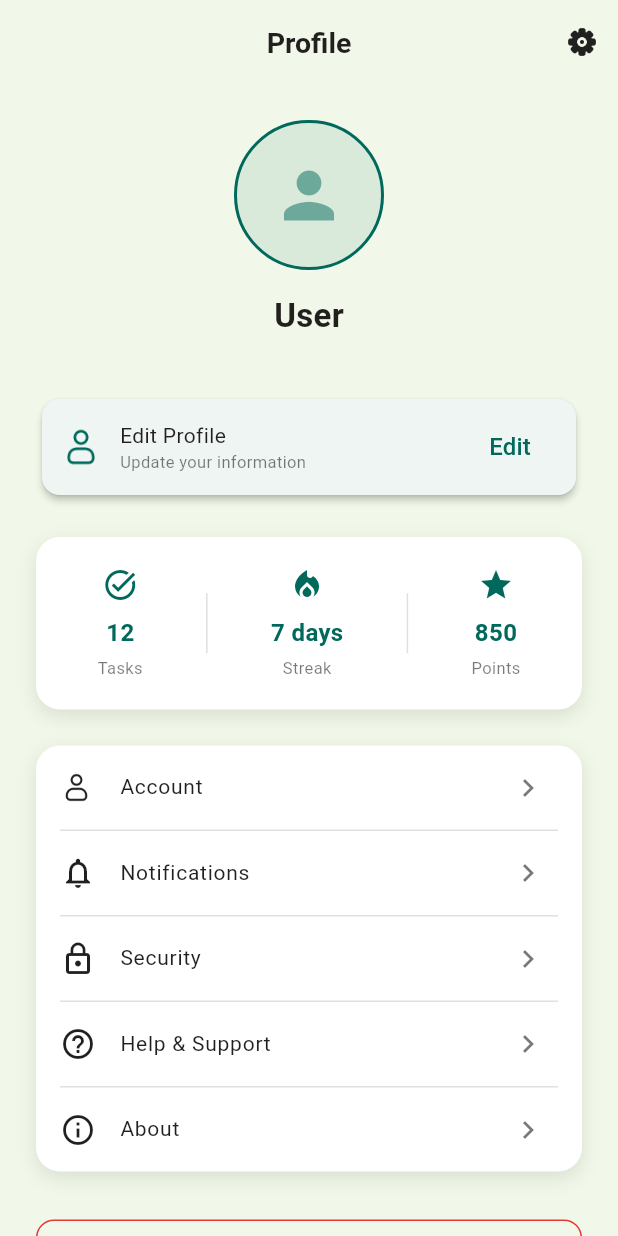
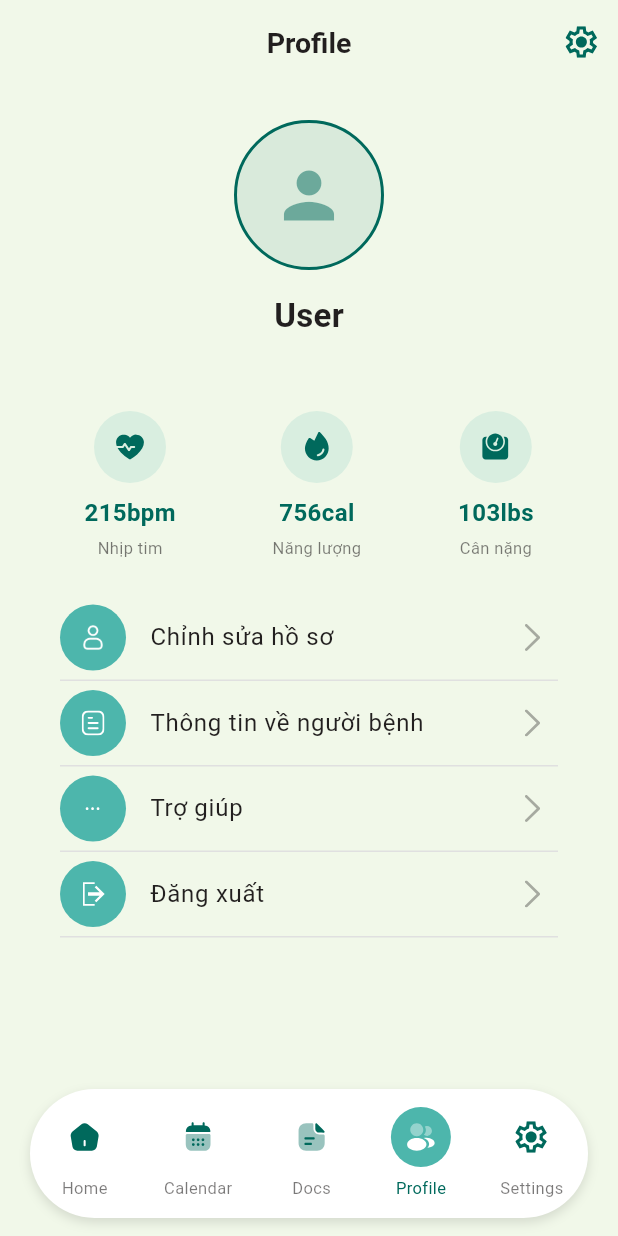
Before and after one commit to HungNguyenBa1811/memotion, a Flutter app: the ProfileScreen screen opened by its route, on a phone screen of 412 x 824 dp. Run offline on Flutter 3.47's test engine with Material 3 defaults, Android fonts, the phone set to English and light mode, and no system bars; our stand-ins replace flutter_riverpod, flutter_svg, go_router, google_fonts.

Commit message:
feat: Add new SVG icons and implement Bottom Pill Navigation widget
- Added SVG icons for Bottom Navigation: Document, Home, Chat, Chevron List, Circle Background Active, Fire, Heartbeat, Logout, Profile, Settings, and Weight.
- Implemented BottomPillNav widget for a customizable bottom navigation bar with icon and label support.
- Integrated SVG assets into the BottomPillNav for visual representation of navigation items.

```diff
--- a/lib/core/theme/app_colors.dart
+++ b/lib/core/theme/app_colors.dart
@@ -4,6 +4,8 @@ class AppColors {
   // Primary colors
   static const Color primary = Color(0xFF00695C);
   static const Color primaryLight = Color(0xFF439889);
+  // Secondary color from design (#4DB6AC)
+  static const Color secondary = Color(0xFF4DB6AC);
   static const Color primaryDark = Color(0xFF003D33);
 
   // Background colors
--- a/lib/features/profile/screens/profile_screen.dart
+++ b/lib/features/profile/screens/profile_screen.dart
@@ -1,6 +1,9 @@
 import 'package:flutter/material.dart';
 import 'package:flutter_riverpod/flutter_riverpod.dart';
+import 'package:flutter_svg/flutter_svg.dart';
+import 'package:flutter/services.dart' show rootBundle;
 import '../../../core/theme/theme.dart';
+import 'package:memotion/shared/widgets/bottom_pill_nav.dart';
 import '../../auth/providers/auth_provider.dart';
 
 class ProfileScreen extends ConsumerWidget {
@@ -22,11 +25,11 @@ class ProfileScreen extends ConsumerWidget {
         centerTitle: true,
         actions: [
           IconButton(
-            icon: Image.asset(
-              'assets/images/icon_settings.png',
+            icon: SvgPicture.asset(
+              'assets/images/NavSettingsIcon.svg',
               width: 22,
               height: 22,
-              color: AppColors.textPrimary,
+              color: AppColors.primary,
             ),
             onPressed: () {
               // TODO: Navigate to settings
@@ -34,6 +37,7 @@ class ProfileScreen extends ConsumerWidget {
           ),
         ],
       ),
+      bottomNavigationBar: BottomPillNav(currentIndex: 3),
       body: SafeArea(
         child: SingleChildScrollView(
           padding: const EdgeInsets.all(24),
@@ -76,139 +80,35 @@ class ProfileScreen extends ConsumerWidget {
               ),
               const SizedBox(height: 12),
 
-              // Edit profile quick action
-              Card(
-                elevation: 2,
-                shape: RoundedRectangleBorder(
-                  borderRadius: BorderRadius.circular(12),
-                ),
-                child: Padding(
-                  padding: const EdgeInsets.symmetric(
-                    horizontal: 12,
-                    vertical: 8,
+              // Figma-alike stats row (Nhịp tim / Năng lượng / Cân nặng)
+              const SizedBox(height: 12),
+              Row(
+                mainAxisAlignment: MainAxisAlignment.spaceAround,
+                children: [
+                  _buildHealthStat(
+                    svgAsset: 'assets/images/HeartbeatIcon.svg',
+                    fallbackIcon: Icons.favorite,
+                    label: 'Nhịp tim',
+                    value: '215bpm',
                   ),
-                  child: Row(
-                    mainAxisAlignment: MainAxisAlignment.spaceBetween,
-                    children: [
-                      Row(
-                        children: [
-                          Image.asset(
-                            'assets/images/icon_user.png',
-                            width: 28,
-                            height: 28,
-                            color: AppColors.primary,
-                          ),
-                          const SizedBox(width: 12),
-                          Column(
-                            crossAxisAlignment: CrossAxisAlignment.start,
-                            children: [
-                              Text(
-                                'Edit Profile',
-                                style: AppTextStyles.bodyMedium,
-                              ),
-                              Text(
-                                'Update your information',
-                                style: AppTextStyles.caption,
-                              ),
-                            ],
-                          ),
-                        ],
-                      ),
-                      TextButton(
-                        onPressed: () {},
-                        child: Text(
-                          'Edit',
-                          style: AppTextStyles.buttonMedium.copyWith(
-                            color: AppColors.primary,
-                          ),
-                        ),
-                      ),
-                    ],
+                  _buildHealthStat(
+                    svgAsset: 'assets/images/FireIcon.svg',
+                    fallbackIcon: Icons.local_fire_department,
+                    label: 'Năng lượng',
+                    value: '756cal',
                   ),
-                ),
+                  _buildHealthStat(
+                    svgAsset: 'assets/images/WeightIcon.svg',
+                    fallbackIcon: Icons.fitness_center,
+                    label: 'Cân nặng',
+                    value: '103lbs',
+                  ),
+                ],
               ),
               const SizedBox(height: 24),
 
-              // Stats section
-              Container(
-                padding: const EdgeInsets.all(20),
-                decoration: BoxDecoration(
-                  color: AppColors.surface,
-                  borderRadius: BorderRadius.circular(16),
-                  boxShadow: [
-                    BoxShadow(
-                      color: AppColors.shadow,
-                      blurRadius: 10,
-                      offset: const Offset(0, 4),
-                    ),
-                  ],
-                ),
-                child: Row(
-                  mainAxisAlignment: MainAxisAlignment.spaceAround,
-                  children: [
-                    _buildStatItem('Tasks', '12', Icons.task_alt),
-                    _buildDivider(),
-                    _buildStatItem(
-                      'Streak',
-                      '7 days',
-                      Icons.local_fire_department,
-                    ),
-                    _buildDivider(),
-                    _buildStatItem('Points', '850', Icons.star),
-                  ],
-                ),
-              ),
-              const SizedBox(height: 24),
-
-              // Menu items
-              _buildMenuSection(),
-              const SizedBox(height: 32),
-
-              // Logout button
-              SizedBox(
-                width: double.infinity,
-                child: OutlinedButton.icon(
-                  onPressed: () async {
-                    // Show confirmation dialog
-                    final confirmed = await showDialog<bool>(
-                      context: context,
-                      builder: (context) => AlertDialog(
-                        title: const Text('Logout'),
-                        content: const Text('Are you sure you want to logout?'),
-                        actions: [
-                          TextButton(
-                            onPressed: () => Navigator.pop(context, false),
-                            child: const Text('Cancel'),
-                          ),
-                          TextButton(
-                            onPressed: () => Navigator.pop(context, true),
-                            child: const Text('Logout'),
-                          ),
-                        ],
-                      ),
-                    );
-
-                    if (confirmed == true) {
-                      await ref.read(authProvider.notifier).logout();
-                      onLogout();
-                    }
-                  },
-                  icon: const Icon(Icons.logout, color: AppColors.error),
-                  label: Text(
-                    'Logout',
-                    style: AppTextStyles.buttonMedium.copyWith(
-                      color: AppColors.error,
-                    ),
-                  ),
-                  style: OutlinedButton.styleFrom(
-                    side: const BorderSide(color: AppColors.error),
-                    padding: const EdgeInsets.symmetric(vertical: 16),
-                    shape: RoundedRectangleBorder(
-                      borderRadius: BorderRadius.circular(12),
-                    ),
-                  ),
-                ),
-              ),
+              // Menu items matching Figma order
+              _buildFigmaMenu(context, ref),
             ],
           ),
         ),
@@ -300,6 +200,214 @@ class ProfileScreen extends ConsumerWidget {
       ),
     );
   }
+
+  Widget _buildHealthStat({
+    String? svgAsset,
+    IconData? fallbackIcon,
+    required String label,
+    required String value,
+  }) {
+    return Column(
+      children: [
+        Container(
+          width: 48,
+          height: 48,
+          decoration: BoxDecoration(
+            color: AppColors.secondary.withOpacity(0.15),
+            shape: BoxShape.circle,
+          ),
+          child: Center(
+            child: svgAsset != null
+                ? SvgPicture.asset(
+                    svgAsset,
+                    width: 22,
+                    height: 22,
+                    color: AppColors.primary,
+                  )
+                : Icon(
+                    fallbackIcon ?? Icons.help_outline,
+                    color: AppColors.primary,
+                    size: 22,
+                  ),
+          ),
+        ),
+        const SizedBox(height: 8),
+        Text(
+          value,
+          style: AppTextStyles.headline3.copyWith(color: AppColors.primary),
+        ),
+        const SizedBox(height: 4),
+        Text(label, style: AppTextStyles.caption),
+      ],
+    );
+  }
+
+  Widget _buildFigmaMenu(BuildContext context, WidgetRef ref) {
+    // Items: Chỉnh sửa hồ sơ, Thông tin về người bệnh, Trợ giúp, Đăng xuất
+    final items = [
+      {
+        'title': 'Chỉnh sửa hồ sơ',
+        'iconAsset': 'assets/images/icon_user.png',
+        'action': () {},
+      },
+      {
+        'title': 'Thông tin về người bệnh',
+        'iconAssetSvg': 'assets/images/DocumentIcon.svg',
+        'action': () {},
+      },
+      {
+        'title': 'Trợ giúp',
+        'iconAssetSvg': 'assets/images/ChatIcon.svg',
+        'action': () {},
+      },
+      {
+        'title': 'Đăng xuất',
+        'iconAssetSvgPrimary': 'assets/images/LogoutIcon.svg',
+        'iconAssetSvgFallback': 'assets/images/LogoutIcon.svg',
+        'action': () async {
+          final confirmed = await showDialog<bool>(
+            context: context,
+            builder: (c) => AlertDialog(
+              title: const Text('Đăng xuất'),
+              content: const Text('Bạn có chắc muốn đăng xuất?'),
+              actions: [
+                TextButton(
+                  onPressed: () => Navigator.pop(c, false),
+                  child: const Text('Hủy'),
+                ),
+                TextButton(
+                  onPressed: () => Navigator.pop(c, true),
+                  child: const Text('Đăng xuất'),
+                ),
+              ],
+            ),
+          );
+
+          if (confirmed == true) {
+            await ref.read(authProvider.notifier).logout();
+            onLogout();
+          }
+        },
+      },
+    ];
+
+    return Column(
+      children: items.map((it) {
+        final isLogout = it['title'] == 'Đăng xuất';
+        return Column(
+          children: [
+            ListTile(
+              leading: Container(
+                width: 44,
+                height: 44,
+                decoration: BoxDecoration(
+                  color: AppColors.secondary,
+                  shape: BoxShape.circle,
+                ),
+                child: Center(
+                  child: it.containsKey('iconAsset')
+                      ? Image.asset(
+                          it['iconAsset'] as String,
+                          width: 20,
+                          height: 20,
+                          color: AppColors.surface,
+                        )
+                      : it.containsKey('iconAssetSvgPrimary')
+                      ? SvgAssetWithFallback(
+                          primary: it['iconAssetSvgPrimary'] as String,
+                          fallback: it['iconAssetSvgFallback'] as String?,
+                          width: 20,
+                          height: 20,
+                          color: AppColors.surface,
+                        )
+                      : it.containsKey('iconAssetSvg')
+                      ? SvgPicture.asset(
+                          it['iconAssetSvg'] as String,
+                          width: 20,
+                          height: 20,
+                          color: AppColors.surface,
+                        )
+                      : Icon(it['icon'] as IconData, color: AppColors.surface),
+                ),
+              ),
+              title: Text(
+                it['title'] as String,
+                style: AppTextStyles.bodyLarge,
+              ),
+              trailing: SvgPicture.asset(
+                'assets/images/ChevronListIcon.svg',
+                width: 18,
+                height: 18,
+                color: AppColors.textSecondary,
+              ),
+              onTap: it['action'] as void Function(),
+            ),
+            const Padding(
+              padding: EdgeInsets.symmetric(horizontal: 16),
+              child: Divider(height: 1, color: AppColors.divider),
+            ),
+          ],
+        );
+      }).toList(),
+    );
+  }
+}
+
+/// Widget that tries to load [primary] SVG asset and falls back to [fallback]
+class SvgAssetWithFallback extends StatefulWidget {
+  final String primary;
+  final String? fallback;
+  final double? width;
+  final double? height;
+  final Color? color;
+
+  const SvgAssetWithFallback({
+    super.key,
+    required this.primary,
+    this.fallback,
+    this.width,
+    this.height,
+    this.color,
+  });
+
+  @override
+  State<SvgAssetWithFallback> createState() => _SvgAssetWithFallbackState();
+}
+
+class _SvgAssetWithFallbackState extends State<SvgAssetWithFallback> {
+  late Future<String> _which;
+
+  @override
+  void initState() {
+    super.initState();
+    _which = _chooseAsset();
+  }
+
+  Future<String> _chooseAsset() async {
+    try {
+      await rootBundle.load(widget.primary);
+      return widget.primary;
+    } catch (_) {
+      if (widget.fallback != null) return widget.fallback!;
+      return widget.primary;
+    }
+  }
+
+  @override
+  Widget build(BuildContext context) {
+    return FutureBuilder<String>(
+      future: _which,
+      builder: (context, snap) {
+        final path = snap.data ?? widget.primary;
+        return SvgPicture.asset(
+          path,
+          width: widget.width,
+          height: widget.height,
+          color: widget.color,
+        );
+      },
+    );
+  }
 }
 
 class _MenuItem {
--- /dev/null
+++ b/lib/shared/widgets/bottom_pill_nav.dart
@@ -0,0 +1,89 @@
+import 'package:flutter/material.dart';
+import 'package:flutter_svg/flutter_svg.dart';
+import '../../core/theme/theme.dart';
+
+class BottomPillNav extends StatelessWidget {
+  final int currentIndex;
+  final ValueChanged<int>? onTap;
+
+  const BottomPillNav({super.key, this.currentIndex = 0, this.onTap});
+
+  @override
+  Widget build(BuildContext context) {
+    final items = [
+      {'asset': 'assets/images/BottomNavHomeIcon.svg', 'label': 'Home'},
+      {'asset': 'assets/images/BottomNavCalendarIcon.svg', 'label': 'Calendar'},
+      {'asset': 'assets/images/BottomNavDocumentIcon.svg', 'label': 'Docs'},
+      {'asset': 'assets/images/ProfileIcon.svg', 'label': 'Profile'},
+      {'asset': 'assets/images/NavSettingsIcon.svg', 'label': 'Settings'},
+    ];
+
+    return SafeArea(
+      top: false,
+      child: Padding(
+        padding: const EdgeInsets.only(left: 12.0, right: 12.0, bottom: 12.0),
+        child: Container(
+          height: 86,
+          width: double.infinity,
+          margin: const EdgeInsets.symmetric(horizontal: 8),
+          decoration: BoxDecoration(
+            color: Colors.white,
+            borderRadius: BorderRadius.circular(100),
+            boxShadow: [
+              BoxShadow(
+                color: Colors.black12,
+                blurRadius: 6,
+                offset: Offset(0, 3),
+              ),
+            ],
+          ),
+          child: Row(
+            mainAxisAlignment: MainAxisAlignment.spaceAround,
+            children: List.generate(items.length, (i) {
+              final it = items[i];
+              final active = i == currentIndex;
+              return GestureDetector(
+                onTap: () {
+                  if (onTap != null) onTap!(i);
+                },
+                child: Column(
+                  mainAxisSize: MainAxisSize.min,
+                  mainAxisAlignment: MainAxisAlignment.center,
+                  children: [
+                    Container(
+                      width: 40,
+                      height: 40,
+                      decoration: BoxDecoration(
+                        color: active
+                            ? AppColors.secondary
+                            : Colors.transparent,
+                        shape: BoxShape.circle,
+                      ),
+                      child: Center(
+                        child: SvgPicture.asset(
+                          it['asset'] as String,
+                          width: 22,
+                          height: 22,
+                          color: active ? Colors.white : AppColors.primary,
+                        ),
+                      ),
+                    ),
+                    const SizedBox(height: 6),
+                    Text(
+                      it['label'] as String,
+                      style: AppTextStyles.caption.copyWith(
+                        color: active
+                            ? AppColors.primary
+                            : AppColors.textSecondary,
+                      ),
+                    ),
+                  ],
+                ),
+              );
+            }),
+          ),
+        ),
+      ),
+    );
+  }
+}
--- a/pubspec.yaml
+++ b/pubspec.yaml
@@ -36,6 +36,7 @@ dependencies:
   # The following adds the Cupertino Icons font to your application.
   # Use with the CupertinoIcons class for iOS style icons.
   cupertino_icons: ^1.0.8
+  flutter_svg: ^1.1.4
 
 dev_dependencies:
   flutter_test:
```
Also changed, not shown: assets/images/Avatar.png (added), assets/images/BottomNavCalendarIcon.svg (added), assets/images/BottomNavDocumentIcon.svg (added), assets/images/BottomNavHomeIcon.svg (added), assets/images/ChatIcon.svg (added), assets/images/ChevronListIcon.svg (added), assets/images/CircleBgIconActive.svg (added), assets/images/DocumentIcon.svg (added), assets/images/FireIcon.svg (added), assets/images/HeartbeatIcon.svg (added), assets/images/LogoutIcon.svg (added), assets/images/NavSettingsIcon.svg (added), assets/images/ProfileIcon.svg (added), assets/images/WeightIcon.svg (added), 1 more files.
